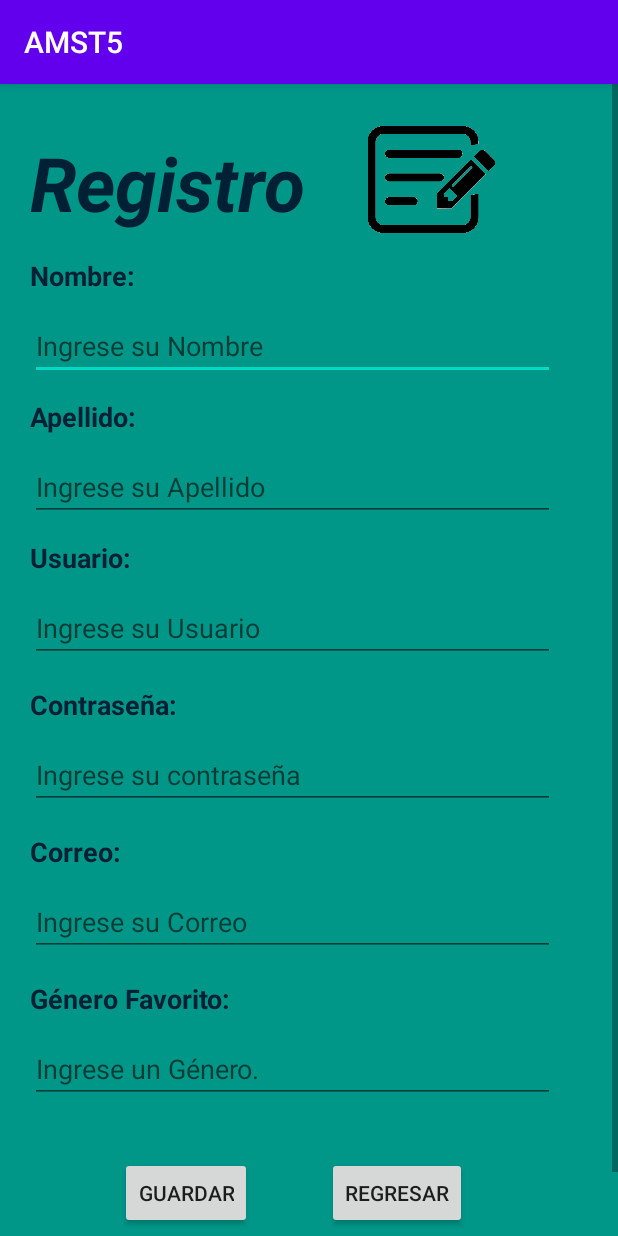
After one commit to jaimemoransantos/PST_TA5_G5, an Android app: the Registro screen opened directly, with no data from a screen before it, on a phone screen of 412 x 824 dp. The commit adds this screen. Run offline under Robolectric (Android 15) with nearby library versions, the phone set to English and light mode, and no system bars; Roboto replaces fonts that are not available here.

Commit message:
Se añadio la actividad de registro y se crearon todos os elementos en el archivo .xml, en donde se puede completar el registro.

```diff
--- a/app/src/main/AndroidManifest.xml
+++ b/app/src/main/AndroidManifest.xml
@@ -3,13 +3,15 @@
     package="com.example.amst5">
 
     <application
+        android:allowBackup="true"
         android:fullBackupContent="true"
-        android:allowBackup="true"
         android:icon="@mipmap/ic_launcher"
         android:label="@string/app_name"
         android:roundIcon="@mipmap/ic_launcher_round"
         android:supportsRtl="true"
         android:theme="@style/AppTheme">
+        <activity android:name=".Registro"></activity>
+        <activity android:name=".Principal"></activity>
         <activity android:name=".Bienvenida">
             <intent-filter>
                 <action android:name="android.intent.action.MAIN" />
@@ -17,9 +19,8 @@
                 <category android:name="android.intent.category.LAUNCHER" />
             </intent-filter>
         </activity>
-        <activity android:name=".MainActivity">
+        <activity android:name=".MainActivity"></activity>
 
-        </activity>
     </application>
 
 </manifest>
--- a/app/src/main/java/com/example/amst5/MainActivity.java
+++ b/app/src/main/java/com/example/amst5/MainActivity.java
@@ -2,7 +2,9 @@ package com.example.amst5;
 
 import androidx.appcompat.app.AppCompatActivity;
 
+import android.content.Intent;
 import android.os.Bundle;
+import android.view.View;
 
 public class MainActivity extends AppCompatActivity {
 
@@ -12,4 +14,13 @@ public class MainActivity extends AppCompatActivity {
         setContentView(R.layout.activity_main);
 
     }
+
+    public void registro(View view){
+        Intent i = new Intent(this, Registro.class );
+        startActivity(i);
+    }
+    public void ingresar(View view){
+        Intent prin = new Intent(MainActivity.this, Principal.class );
+        startActivity(prin);
+    }
 }
--- /dev/null
+++ b/app/src/main/java/com/example/amst5/Registro.java
@@ -0,0 +1,16 @@
+package com.example.amst5;
+
+import androidx.appcompat.app.AppCompatActivity;
+
+import android.os.Bundle;
+
+public class Registro extends AppCompatActivity {
+
+    @Override
+    protected void onCreate(Bundle savedInstanceState) {
+        super.onCreate(savedInstanceState);
+        setContentView(R.layout.activity_registro);
+    }
+
+
+}
--- a/app/src/main/res/layout/activity_main.xml
+++ b/app/src/main/res/layout/activity_main.xml
@@ -94,6 +94,7 @@
         android:layout_width="120dp"
         android:layout_height="52dp"
         android:layout_marginTop="84dp"
+        android:onClick="ingresar"
         android:text="Ingresar"
         app:layout_constraintEnd_toEndOf="parent"
         app:layout_constraintHorizontal_bias="0.223"
@@ -105,6 +106,7 @@
         android:layout_width="120dp"
         android:layout_height="52dp"
         android:layout_marginTop="84dp"
+        android:onClick="registro"
         android:text="Registrarse"
         app:layout_constraintEnd_toEndOf="parent"
         app:layout_constraintHorizontal_bias="0.773"
--- /dev/null
+++ b/app/src/main/res/layout/activity_registro.xml
@@ -0,0 +1,199 @@
+<?xml version="1.0" encoding="utf-8"?>
+<androidx.constraintlayout.widget.ConstraintLayout xmlns:android="http://schemas.android.com/apk/res/android"
+    xmlns:app="http://schemas.android.com/apk/res-auto"
+    xmlns:tools="http://schemas.android.com/tools"
+    android:layout_width="match_parent"
+    android:layout_height="match_parent"
+    android:background="#009688"
+    tools:context=".Registro">
+
+    <ScrollView
+        android:layout_width="match_parent"
+        android:layout_height="match_parent">
+
+        <LinearLayout
+            android:layout_width="match_parent"
+            android:layout_height="wrap_content"
+            android:orientation="vertical" >
+
+            <LinearLayout
+                android:layout_width="match_parent"
+                android:layout_height="match_parent"
+                android:gravity="center_horizontal"
+                android:orientation="horizontal">
+
+                <TextView
+                    android:id="@+id/textView5"
+                    android:layout_width="wrap_content"
+                    android:layout_height="wrap_content"
+                    android:layout_marginLeft="20dp"
+                    android:layout_marginTop="32dp"
+                    android:layout_marginRight="20sp"
+                    android:text="Registro"
+                    android:textColor="#002035"
+                    android:textSize="50sp"
+                    android:textStyle="bold|italic" />
+
+                <ImageView
+                    android:id="@+id/imageView2"
+                    android:layout_width="match_parent"
+                    android:layout_height="match_parent"
+                    android:layout_marginTop="28dp"
+                    android:layout_marginEnd="60dp"
+                    app:srcCompat="@drawable/registro" />
+            </LinearLayout>
+
+            <TextView
+                android:id="@+id/textView6"
+                android:layout_width="wrap_content"
+                android:layout_height="wrap_content"
+                android:layout_marginLeft="20dp"
+                android:layout_marginTop="16dp"
+                android:text="Nombre:"
+                android:textColor="#002035"
+                android:textSize="18sp"
+                android:textStyle="bold" />
+
+            <EditText
+                android:id="@+id/nombre"
+                android:layout_width="350dp"
+                android:layout_height="wrap_content"
+                android:layout_marginLeft="20dp"
+                android:layout_marginTop="12dp"
+                android:ems="10"
+                android:hint="Ingrese su Nombre"
+                android:inputType="textPersonName" />
+
+            <TextView
+                android:id="@+id/textView7"
+                android:layout_width="wrap_content"
+                android:layout_height="wrap_content"
+                android:layout_marginLeft="20dp"
+                android:layout_marginTop="12dp"
+                android:text="Apellido:"
+                android:textColor="#002035"
+                android:textSize="18sp"
+                android:textStyle="bold" />
+
+            <EditText
+                android:id="@+id/apellido"
+                android:layout_width="350dp"
+                android:layout_height="wrap_content"
+                android:layout_marginLeft="20dp"
+                android:layout_marginTop="12dp"
+                android:ems="10"
+                android:hint="Ingrese su Apellido"
+                android:inputType="textPersonName" />
+
+            <TextView
+                android:id="@+id/textView8"
+                android:layout_width="wrap_content"
+                android:layout_height="wrap_content"
+                android:layout_marginLeft="20dp"
+                android:layout_marginTop="12dp"
+                android:text="Usuario:"
+                android:textColor="#002035"
+                android:textSize="18sp"
+                android:textStyle="bold" />
+
+            <EditText
+                android:id="@+id/user"
+                android:layout_width="350dp"
+                android:layout_height="wrap_content"
+                android:layout_marginLeft="20dp"
+                android:layout_marginTop="12dp"
+                android:ems="10"
+                android:hint="Ingrese su Usuario"
+                android:inputType="textPersonName" />
+
+            <TextView
+                android:id="@+id/textView9"
+                android:layout_width="wrap_content"
+                android:layout_height="wrap_content"
+                android:layout_marginLeft="20dp"
+                android:layout_marginTop="16dp"
+                android:text="Contraseña:"
+                android:textColor="#002035"
+                android:textSize="18sp"
+                android:textStyle="bold" />
+
+            <EditText
+                android:id="@+id/contra"
+                android:layout_width="350dp"
+                android:layout_height="wrap_content"
+                android:layout_marginLeft="20dp"
+                android:layout_marginTop="12dp"
+                android:ems="10"
+                android:hint="Ingrese su contraseña"
+                android:inputType="textPersonName" />
+
+            <TextView
+                android:id="@+id/textView10"
+                android:layout_width="match_parent"
+                android:layout_height="wrap_content"
+                android:layout_marginLeft="20dp"
+                android:layout_marginTop="16dp"
+                android:text="Correo:"
+                android:textColor="#002035"
+                android:textSize="18sp"
+                android:textStyle="bold" />
+
+            <EditText
+                android:id="@+id/correo"
+                android:layout_width="350dp"
+                android:layout_height="wrap_content"
+                android:layout_marginLeft="20dp"
+                android:layout_marginTop="12dp"
+                android:ems="10"
+                android:hint="Ingrese su Correo"
+                android:inputType="textPersonName" />
+
+            <TextView
+                android:id="@+id/textView11"
+                android:layout_width="match_parent"
+                android:layout_height="wrap_content"
+                android:layout_marginLeft="20dp"
+                android:layout_marginTop="16dp"
+                android:text="Género Favorito:"
+                android:textColor="#002035"
+                android:textSize="18sp"
+                android:textStyle="bold" />
+
+            <EditText
+                android:id="@+id/genero"
+                android:layout_width="350dp"
+                android:layout_height="wrap_content"
+                android:layout_marginLeft="20dp"
+                android:layout_marginTop="12dp"
+                android:ems="10"
+                android:hint="Ingrese un Género."
+                android:inputType="textPersonName" />
+
+            <LinearLayout
+                android:layout_width="match_parent"
+                android:layout_height="match_parent"
+                android:orientation="horizontal">
+
+                <Button
+                    android:id="@+id/guardar"
+                    android:layout_width="wrap_content"
+                    android:layout_height="wrap_content"
+                    android:layout_marginLeft="80dp"
+                    android:layout_marginTop="36dp"
+                    android:layout_marginRight="50dp"
+                    android:layout_marginBottom="50dp"
+                    android:text="Guardar" />
+
+                <Button
+                    android:id="@+id/regresar"
+                    android:layout_width="wrap_content"
+                    android:layout_height="wrap_content"
+                    android:layout_marginTop="36dp"
+                    android:layout_marginEnd="60dp"
+                    android:text="regresar" />
+            </LinearLayout>
+
+        </LinearLayout>
+    </ScrollView>
+
+</androidx.constraintlayout.widget.ConstraintLayout>
```
Also changed, not shown: app/src/main/res/drawable/registro.png (added).
